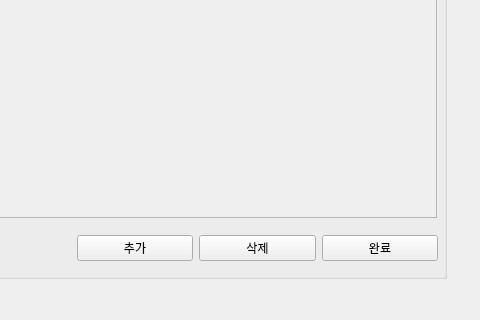
This is ui/1.ui in johnnyapu15/IDB as Qt 5 draws it before an edit; both pictures show x 483 to 963 and y 342 to 662 of the 963 by 662 pixel window. The edited form follows.
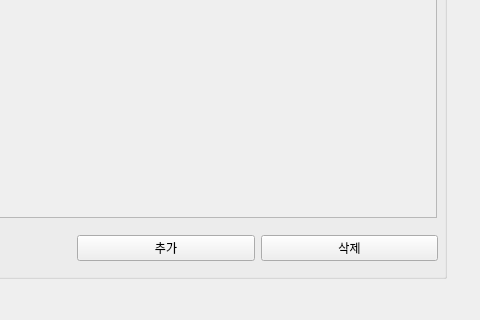
This is the edited form. The open tabs and pages were chosen to show the change.

The edit to the form file:
```diff
--- a/ui/1.ui
+++ b/ui/1.ui
@@ -1638,13 +1638,6 @@
           </property>
          </widget>
         </item>
-        <item>
-         <widget class="QPushButton" name="pushButton_44">
-          <property name="text">
-           <string>완료</string>
-          </property>
-         </widget>
-        </item>
        </layout>
       </widget>
       <widget class="QWidget" name="horizontalLayoutWidget_15">
```
Left out of the diff: 4 changed lines with no effect on the pictures.
